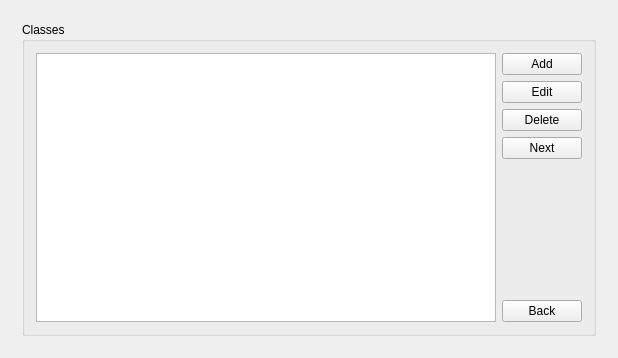
The window that Orar/OrarApp/ClassesView.ui (alexandrutm/UnivTimetable) describes before a commit, drawn with Qt 5.
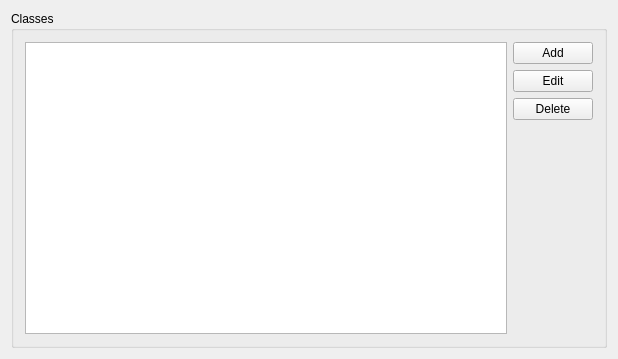
The same window after the commit.

Diff of the .ui file:
```diff
--- a/Orar/OrarApp/ClassesView.ui
+++ b/Orar/OrarApp/ClassesView.ui
@@ -7,7 +7,7 @@
     <x>0</x>
     <y>0</y>
     <width>618</width>
-    <height>358</height>
+    <height>359</height>
    </rect>
   </property>
   <property name="windowTitle">
@@ -15,13 +15,6 @@
   </property>
   <layout class="QGridLayout" name="gridLayout">
    <item row="0" column="0">
-    <widget class="QStackedWidget" name="stackedWidget">
-     <property name="currentIndex">
-      <number>0</number>
-     </property>
-     <widget class="QWidget" name="page">
-      <layout class="QVBoxLayout" name="verticalLayout_4">
-       <item>
         <widget class="QGroupBox" name="groupBox_4">
          <property name="title">
           <string>Classes</string>
@@ -59,13 +52,6 @@
                 </item>
                </layout>
               </item>
-              <item>
-               <widget class="QPushButton" name="Next">
-                <property name="text">
-                 <string>Next</string>
-                </property>
-               </widget>
-              </item>
               <item>
                <spacer name="verticalSpacer_2">
                 <property name="orientation">
@@ -79,22 +65,11 @@
                 </property>
                </spacer>
               </item>
-              <item>
-               <widget class="QPushButton" name="Back">
-                <property name="text">
-                 <string>Back</string>
-                </property>
-               </widget>
-              </item>
              </layout>
             </item>
            </layout>
           </item>
          </layout>
-        </widget>
-       </item>
-      </layout>
-     </widget>
     </widget>
    </item>
   </layout>
```
Lines whose indentation alone changed are shown as unchanged.
